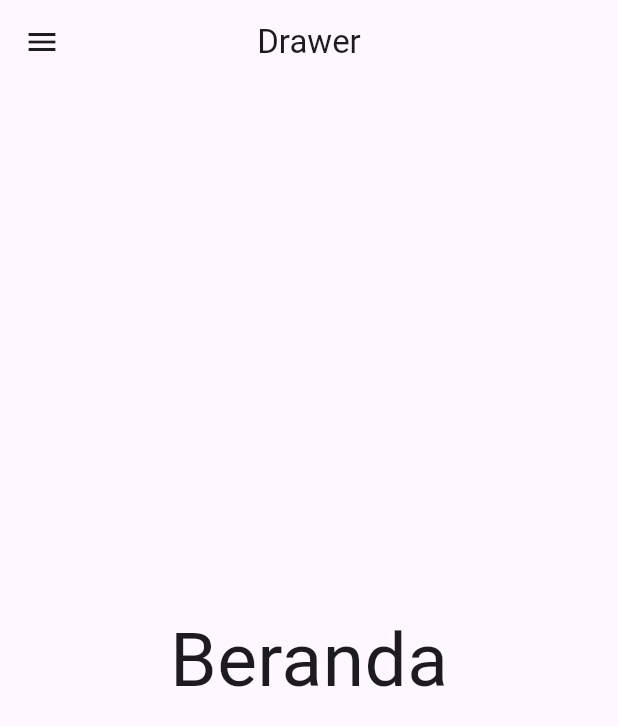
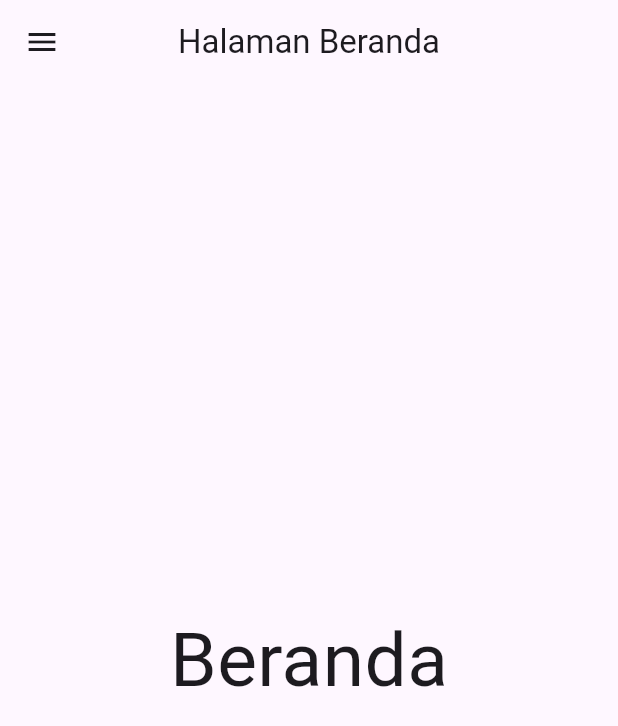
Before and after one commit to AldoR2/tugasDrawerMobile, a Flutter app: the screen it shows after launch, in the side drawer, after a tap on "Beranda", on a phone screen of 412 x 824 dp. Shown: the top 726 px of the screen. Run offline on Flutter 3.47's test engine with Material 3 defaults, Android fonts, the phone set to English and light mode, and no system bars; our stand-ins replace fluttertoast, logger, shared_preferences.

Commit message:
new update final

```diff
--- a/lib/main.dart
+++ b/lib/main.dart
@@ -1,3 +1,4 @@
+import 'package:drawer/pages/login.dart';
 import 'package:drawer/pages/menu_profile.dart';
 import 'package:flutter/material.dart';
 
--- a/lib/pages/beranda.dart
+++ b/lib/pages/beranda.dart
@@ -1,17 +1,12 @@
 import 'package:drawer/reusable/reusable_drawer.dart';
 import 'package:flutter/material.dart';
 
-class Beranda extends StatefulWidget {
-  @override
-  _Beranda createState() => _Beranda();
-}
-
-class _Beranda extends State<Beranda> {
+class Beranda extends StatelessWidget {
   @override
   Widget build(BuildContext context) {
     return SafeArea(
       child: Scaffold(
-        appBar: AppBar(title: Text("Drawer"), centerTitle: true),
+        appBar: AppBar(title: Text("Halaman Beranda"), centerTitle: true),
         drawer: MyDrawer(),
         body: Container(
           child: Center(
--- a/lib/pages/menu_pengaturan.dart
+++ b/lib/pages/menu_pengaturan.dart
@@ -2,18 +2,13 @@
 import 'package:drawer/reusable/reusable_drawer.dart';
 import 'package:flutter/material.dart';
 
-class Pengaturan extends StatefulWidget {
-  @override
-  _Pengaturan createState() => _Pengaturan();
-}
-
-class _Pengaturan extends State<Pengaturan> {
+class Pengaturan extends StatelessWidget {
   @override
   Widget build(BuildContext context) {
     return SafeArea(
       child: Scaffold(
         appBar: AppBar(
-          title: Text("Drawer"),
+          title: Text("Halaman Pengaturan"),
           centerTitle: true,
         ),
         drawer: MyDrawer(),
--- a/lib/pages/menu_profile.dart
+++ b/lib/pages/menu_profile.dart
@@ -22,7 +22,7 @@ class _Profile extends State<Profile> {
   Widget build(BuildContext context) {
     return SafeArea(
       child: Scaffold(
-        appBar: AppBar(title: Text("Profile Page"), centerTitle: true),
+        appBar: AppBar(title: Text("Halaman Profile"), centerTitle: true),
         drawer: MyDrawer(),
         body: Container(
           child: Center(
--- a/lib/pages/menu_proyek.dart
+++ b/lib/pages/menu_proyek.dart
@@ -1,18 +1,13 @@
 import 'package:drawer/reusable/reusable_drawer.dart';
 import 'package:flutter/material.dart';
 
-class Proyek extends StatefulWidget {
-  @override
-  _Proyek createState() => _Proyek();
-}
-
-class _Proyek extends State<Proyek> {
+class Proyek extends StatelessWidget {
   @override
   Widget build(BuildContext context) {
     return SafeArea(
       child: Scaffold(
         appBar: AppBar(
-          title: Text("Drawer"),
+          title: Text("Halaman Proyek"),
           centerTitle: true,
         ),
         drawer: MyDrawer(),
--- a/lib/pages/register.dart
+++ b/lib/pages/register.dart
@@ -1,5 +1,5 @@
 import 'package:drawer/controllers/register_controller.dart';
-import 'package:drawer/reusable/reusable_widget.dart';
+import 'package:drawer/reusable/reusable_textfield.dart';
 import 'package:flutter/material.dart';
 import 'package:intl/intl.dart';
 
--- a/lib/reusable/reusable_widget.dart
+++ b/lib/reusable/reusable_textfield.dart
@@ -30,6 +30,7 @@ class _ReusableTextFieldState extends State<ReusableTextField> {
     return Padding(
       padding: const EdgeInsets.symmetric(horizontal: 50),
       child: TextFormField(
+
         keyboardType: widget.inputType,
         controller: widget.controller,
         onChanged: (text) => widget.onChangedCallback(),
```
Also changed, not shown: lib/controllers/login_controller.dart (+8 -1 lines), lib/pages/login.dart (+39 -19 lines), lib/pages/menu_transaksi.dart (+3 -14 lines).
